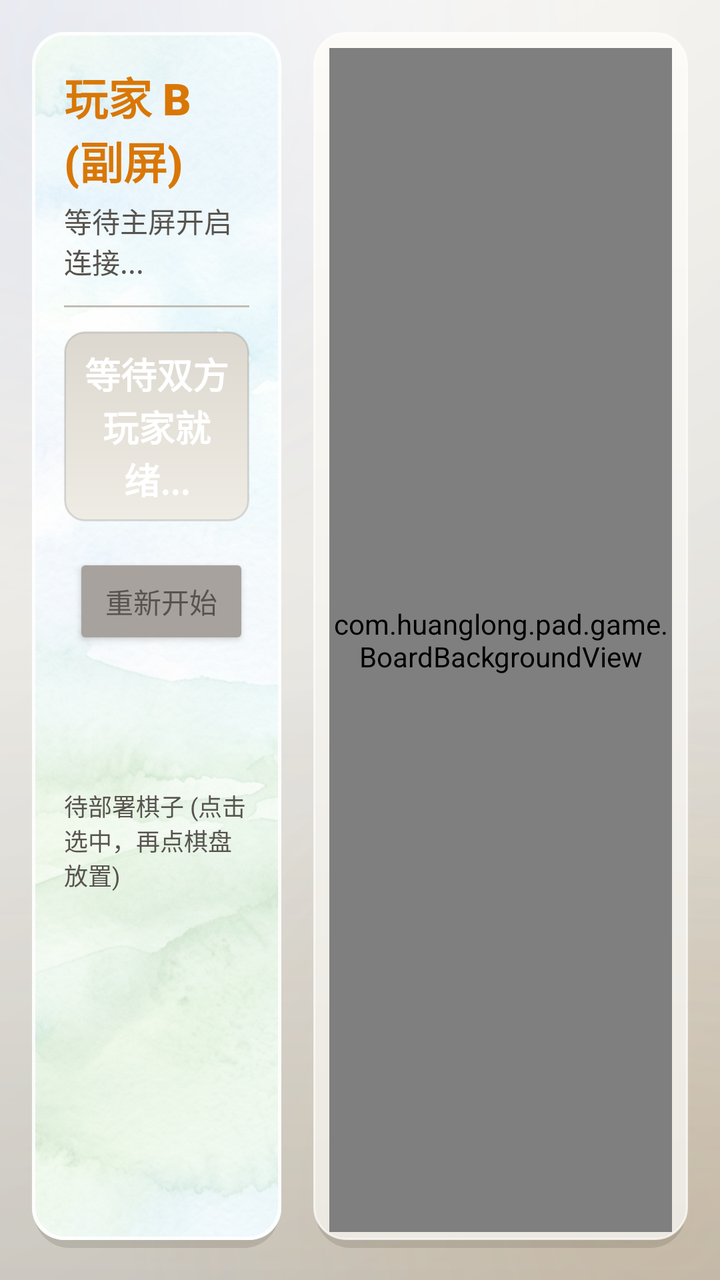
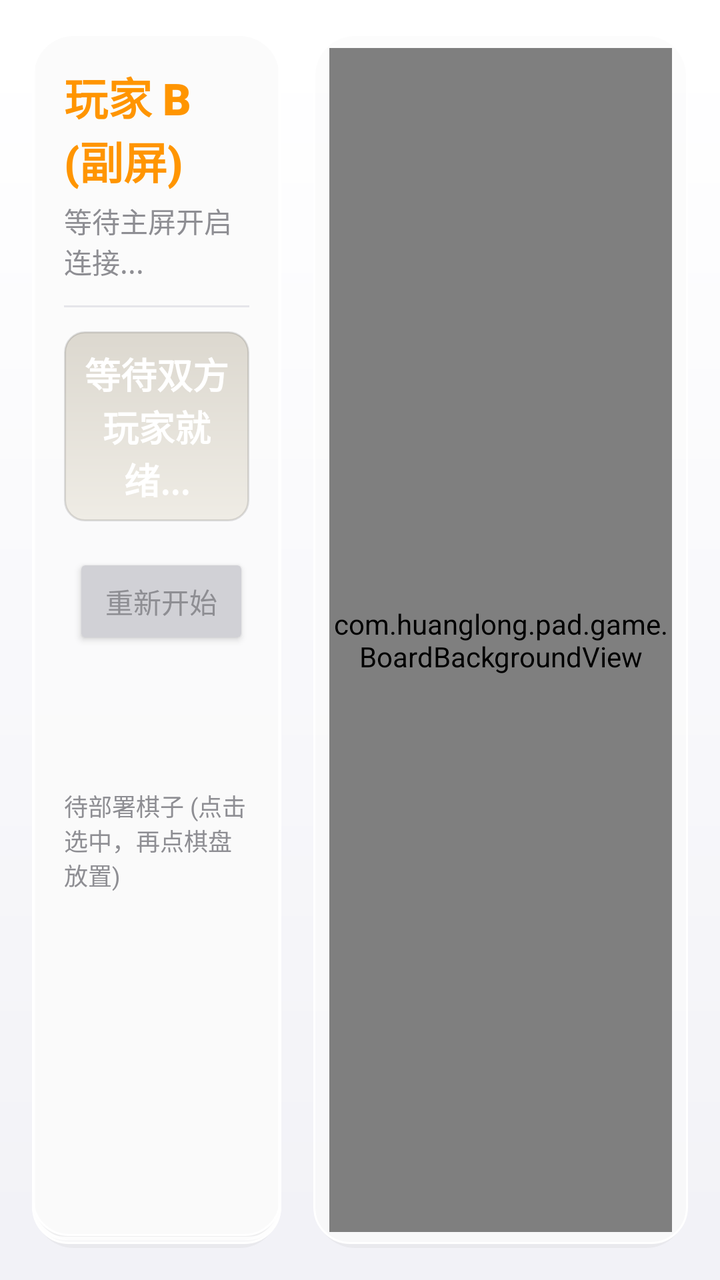

Screens rendered from an Android XML layout before and after an edit, with the pre-edit source and the edit as a unified diff.
<!-- AndroidManifest.xml: application theme Theme.DoubleScreenChess -->
<!-- res/layout/presentation_game.xml -->
<?xml version="1.0" encoding="utf-8"?>
<FrameLayout xmlns:android="http://schemas.android.com/apk/res/android"
    android:layout_width="match_parent"
    android:layout_height="match_parent"
    android:background="@drawable/app_window_bg">

    <LinearLayout
        android:layout_width="match_parent"
        android:layout_height="match_parent"
        android:orientation="horizontal"
        android:padding="16dp"
        >

        
        <FrameLayout
            android:layout_width="0dp"
            android:layout_height="match_parent"
            android:layout_weight="1"
            android:layout_marginEnd="16dp">

            <View
                android:layout_width="match_parent"
                android:layout_height="match_parent"
                android:background="@drawable/glass_panel_bg" />

            <androidx.cardview.widget.CardView
                xmlns:app="http://schemas.android.com/apk/res-auto"
                android:layout_width="match_parent"
                android:layout_height="match_parent"
                android:layout_marginBottom="4dp"
                app:cardCornerRadius="16dp"
                app:cardElevation="0dp"
                app:cardBackgroundColor="@android:color/transparent"
                app:cardPreventCornerOverlap="false"
                app:cardUseCompatPadding="false">

                <ImageView
                    android:layout_width="match_parent"
                    android:layout_height="match_parent"
                    android:src="@drawable/bg_fresh_landscape"
                    android:scaleType="centerCrop" />

                
                <View
                    android:layout_width="match_parent"
                    android:layout_height="match_parent"
                    android:background="#A6FFFFFF" />

                <LinearLayout
                    android:layout_width="match_parent"
                    android:layout_height="match_parent"
                    android:orientation="vertical"
                    android:padding="16dp">

            
            <TextView
                android:id="@+id/tv_role_title"
                android:layout_width="wrap_content"
                android:layout_height="wrap_content"
                android:text="@string/player_b_title"
                android:textColor="@color/color_b"
                android:textSize="22sp"
                android:fontFamily="sans-serif-black"
                android:textStyle="bold" />

            <TextView
                android:id="@+id/tv_status_text"
                android:layout_width="wrap_content"
                android:layout_height="wrap_content"
                android:layout_marginTop="4dp"
                android:text="等待主屏开启连接..."
                android:textColor="@color/text_secondary"
                android:textSize="14sp" />

            <View
                android:layout_width="match_parent"
                android:layout_height="1dp"
                android:layout_marginTop="12dp"
                android:layout_marginBottom="12dp"
                android:background="@color/border_color" />

            
            <TextView
                android:id="@+id/tv_turn_indicator"
                android:layout_width="match_parent"
                android:layout_height="wrap_content"
                android:text="等待双方玩家就绪..."
                android:textColor="@color/white"
                android:textSize="18sp"
                android:textStyle="bold"
                android:gravity="center"
                android:layout_marginBottom="16dp"
                android:padding="8dp"
                android:background="@drawable/turn_indicator_bg" />

            
            <LinearLayout
                android:layout_width="match_parent"
                android:layout_height="wrap_content"
                android:orientation="horizontal"
                android:layout_marginBottom="16dp">

                <Button
                    android:id="@+id/btn_auto_layout"
                    android:layout_width="0dp"
                    android:layout_height="wrap_content"
                    android:layout_weight="1"
                    android:text="@string/auto_layout_btn_text"
                    android:backgroundTint="@color/cell_railway"
                    android:textColor="@color/white" />

                <Button
                    android:id="@+id/btn_ready"
                    android:layout_width="0dp"
                    android:layout_height="wrap_content"
                    android:layout_weight="1.2"
                    android:text="@string/ready_btn_text"
                    android:backgroundTint="@color/color_b"
                    android:textColor="@color/black" />

                <Button
                    android:id="@+id/btn_reset"
                    android:layout_width="wrap_content"
                    android:layout_height="wrap_content"
                    android:text="@string/reset_btn_text"
                    android:backgroundTint="@color/cell_hq"
                    android:textColor="@color/text_secondary" />
            </LinearLayout>

            
            <TextView
                android:id="@+id/tv_tray_label"
                android:layout_width="wrap_content"
                android:layout_height="wrap_content"
                android:text="待部署棋子 (点击选中，再点棋盘放置)"
                android:textColor="@color/text_secondary"
                android:textSize="12sp"
                android:layout_marginBottom="8dp" />

            <androidx.recyclerview.widget.RecyclerView
                android:id="@+id/rv_piece_tray"
                android:layout_width="match_parent"
                android:layout_height="0dp"
                android:layout_weight="1"
                android:scrollbars="vertical" />

            
            <ScrollView
                android:id="@+id/sv_rules"
                android:layout_width="match_parent"
                android:layout_height="0dp"
                android:layout_weight="1"
                android:visibility="gone">

                <LinearLayout
                    android:layout_width="match_parent"
                    android:layout_height="wrap_content"
                    android:orientation="vertical">

                    <TextView
                        android:layout_width="wrap_content"
                        android:layout_height="wrap_content"
                        android:text="@string/rules_title"
                        android:textColor="@color/text_primary"
                        android:textSize="15sp"
                        android:textStyle="bold"
                        android:layout_marginBottom="8dp" />

                    <TextView
                        android:layout_width="match_parent"
                        android:layout_height="wrap_content"
                        android:text="@string/game_rules_text"
                        android:textColor="@color/text_primary"
                        android:textSize="14sp"
                        android:textStyle="bold"
                        android:lineSpacingExtra="5dp" />
                </LinearLayout>
            </ScrollView>
                </LinearLayout>
            </androidx.cardview.widget.CardView>

            
            <View
                android:layout_width="match_parent"
                android:layout_height="match_parent"
                android:background="@drawable/glass_stroke" />

        </FrameLayout>

        
        <FrameLayout
            android:layout_width="0dp"
            android:layout_height="match_parent"
            android:layout_weight="1.5"
            android:background="@drawable/glass_panel_bg"
            android:padding="8dp">

            <FrameLayout
                android:id="@+id/board_layout_wrapper"
                android:layout_width="match_parent"
                android:layout_height="match_parent"
                android:layout_gravity="center">

                
                <com.huanglong.pad.game.BoardBackgroundView
                    android:id="@+id/board_background_view"
                    android:layout_width="match_parent"
                    android:layout_height="match_parent" />

                
                <GridLayout
                    android:id="@+id/board_grid_layout"
                    android:layout_width="match_parent"
                    android:layout_height="match_parent"
                    android:rowCount="12"
                    android:columnCount="5"
                    android:orientation="horizontal" />
            </FrameLayout>
        </FrameLayout>
    </LinearLayout>

    
    <TextView
        android:id="@+id/tv_tip"
        android:layout_width="wrap_content"
        android:layout_height="wrap_content"
        android:layout_gravity="top|center_horizontal"
        android:layout_marginTop="75dp"
        
        android:background="@drawable/tip_toast_bg"
        android:paddingStart="20dp"
        android:paddingEnd="20dp"
        android:paddingTop="10dp"
        android:paddingBottom="10dp"
        android:textColor="@color/white"
        android:textSize="18sp"
        android:elevation="10dp"
        android:visibility="gone" />

    
    <FrameLayout
        android:id="@+id/battle_overlay"
        android:layout_width="match_parent"
        android:layout_height="match_parent"
        android:background="#B3000000"
        android:clickable="true"
        
        android:visibility="gone">

        <LinearLayout
            android:id="@+id/battle_card"
            android:layout_width="320dp"
            android:layout_height="wrap_content"
            android:layout_gravity="center"
            android:orientation="vertical"
            android:background="@drawable/glass_panel_bg"
            android:padding="24dp"
            android:gravity="center">

            <TextView
                android:layout_width="wrap_content"
                android:layout_height="wrap_content"
                android:text="@string/battle_vs_title"
                android:textColor="@color/text_primary"
                android:textSize="20sp"
                android:textStyle="bold"
                android:letterSpacing="1"
                android:layout_marginBottom="24dp" />

            <LinearLayout
                android:layout_width="match_parent"
                android:layout_height="120dp"
                android:orientation="horizontal"
                android:gravity="center"
                android:layout_marginBottom="24dp">

                <TextView
                    android:id="@+id/sub_fighter_self"
                    android:layout_width="80dp"
                    android:layout_height="match_parent"
                    android:gravity="center"
                    android:textSize="18sp"
                    android:textStyle="bold"
                    android:elevation="8dp" />

                <TextView
                    android:layout_width="wrap_content"
                    android:layout_height="wrap_content"
                    android:text="@string/vs_text"
                    android:textColor="@color/color_vs"
                    android:textSize="24sp"
                    android:textStyle="bold|italic"
                    android:layout_marginStart="20dp"
                    android:layout_marginEnd="20dp" />

                <TextView
                    android:id="@+id/sub_fighter_enemy"
                    android:layout_width="80dp"
                    android:layout_height="match_parent"
                    android:gravity="center"
                    android:textSize="18sp"
                    android:textStyle="bold"
                    android:elevation="8dp" />
            </LinearLayout>

            <TextView
                android:id="@+id/sub_battle_result_text"
                android:layout_width="match_parent"
                android:layout_height="wrap_content"
                android:gravity="center"
                android:text="正在进行战斗判定..."
                android:textColor="@color/text_primary"
                android:textSize="16sp"
                android:textStyle="bold"
                android:minLines="2" />
        </LinearLayout>
    </FrameLayout>
</FrameLayout>
<!-- resources referenced by this layout -->
<resources>
  <color name="black">#000000</color>
  <color name="border_color">#C1BDB5</color>
  <color name="cell_hq">#A8A29E</color>
  <color name="cell_railway">#8A8276</color>
  <color name="color_b">#D97706</color>
  <color name="color_vs">#BE123C</color>
  <color name="text_primary">#292524</color>
  <color name="text_secondary">#57534E</color>
  <color name="white">#FFFFFF</color>
  <!-- drawable app_window_bg (drawable) -->
  <?xml version="1.0" encoding="utf-8"?>
  <layer-list xmlns:android="http://schemas.android.com/apk/res/android">
  
      
      <item>
          <shape android:shape="rectangle">
              <gradient
                  android:angle="315"
                  android:startColor="#F8F6F1"
                  android:centerColor="#E8E6E1"
                  android:endColor="#D5D1C8" />
          </shape>
      </item>
  
      
      <item>
          <shape android:shape="rectangle">
              <gradient
                  android:type="radial"
                  android:centerX="0.1"
                  android:centerY="0.05"
                  android:gradientRadius="75%p"
                  android:startColor="#1A1D4ED8"
                  android:endColor="#001D4ED8" />
          </shape>
      </item>
      <item>
          <shape android:shape="rectangle">
              <gradient
                  android:type="radial"
                  android:centerX="0.92"
                  android:centerY="0.95"
                  android:gradientRadius="75%p"
                  android:startColor="#1AD97706"
                  android:endColor="#00D97706" />
          </shape>
      </item>
  
      
      <item>
          <shape android:shape="rectangle">
              <gradient
                  android:type="radial"
                  android:centerX="0.5"
                  android:centerY="0"
                  android:gradientRadius="110%p"
                  android:startColor="#80FFFFFF"
                  android:centerColor="#26FFFFFF"
                  android:endColor="#00FFFFFF" />
          </shape>
      </item>
  
      
      <item>
          <shape android:shape="rectangle">
              <gradient
                  android:angle="90"
                  android:startColor="#1F4A4337"
                  android:centerColor="#00000000"
                  android:endColor="#00000000" />
          </shape>
      </item>
  </layer-list>
  <!-- drawable bg_fresh_landscape: png bitmap (drawable-nodpi, 755122 bytes) -->
  <!-- drawable glass_panel_bg (drawable) -->
  <?xml version="1.0" encoding="utf-8"?>
  <layer-list xmlns:android="http://schemas.android.com/apk/res/android">
  
      
      <item android:top="4dp" android:left="1dp" android:right="1dp">
          <shape android:shape="rectangle">
              <solid android:color="#2E55493A" />
              <corners android:radius="18dp" />
          </shape>
      </item>
  
      
      <item android:bottom="4dp">
          <shape android:shape="rectangle">
              <gradient
                  android:angle="270"
                  android:startColor="#FCFBF8"
                  android:endColor="#ECE9E2" />
              <corners android:radius="16dp" />
              <stroke android:width="1dp" android:color="#B3FFFFFF" />
          </shape>
      </item>
  </layer-list>
  <string name="auto_layout_btn_text">一键布阵</string>
  <string name="battle_vs_title">战局裁决</string>
  <string name="player_b_title">玩家 B (副屏)</string>
  <string name="ready_btn_text">完成布阵</string>
  <string name="reset_btn_text">重新开始</string>
  <string name="rules_title">📖 游戏规则</string>
  <string name="vs_text">VS</string>
  <color name="color_a">#1D4ED8</color>
  <color name="color_a_glow">#60A5FA</color>
  <color name="color_b_glow">#FBBF24</color>
  <color name="bg_dark">#E8E6E1</color>
  <!-- unchanged entries left out for length: 5 -->
</resources>

<!-- the commit's change to res/layout/presentation_game.xml (unified diff, before → after) -->
@@ -34,17 +34,10 @@
                 app:cardPreventCornerOverlap="false"
                 app:cardUseCompatPadding="false">
 
-                <ImageView
-                    android:layout_width="match_parent"
-                    android:layout_height="match_parent"
-                    android:src="@drawable/bg_fresh_landscape"
-                    android:scaleType="centerCrop" />
-
-                
                 <View
                     android:layout_width="match_parent"
                     android:layout_height="match_parent"
-                    android:background="#A6FFFFFF" />
+                    android:background="@drawable/glass_panel_bg" />
 
                 <LinearLayout
                     android:layout_width="match_parent"
<!-- resource entries referenced after the edit -->
@@ -1,13 +1,13 @@
 <!-- resources referenced by this layout -->
 <resources>
   <color name="black">#000000</color>
-  <color name="border_color">#C1BDB5</color>
-  <color name="cell_hq">#A8A29E</color>
-  <color name="cell_railway">#8A8276</color>
-  <color name="color_b">#D97706</color>
-  <color name="color_vs">#BE123C</color>
-  <color name="text_primary">#292524</color>
-  <color name="text_secondary">#57534E</color>
+  <color name="border_color">#E5E5EA</color>
+  <color name="cell_hq">#D1D1D6</color>
+  <color name="cell_railway">#C7C7CC</color>
+  <color name="color_b">#FF9500</color>
+  <color name="color_vs">#FF3B30</color>
+  <color name="text_primary">#1C1C1E</color>
+  <color name="text_secondary">#8E8E93</color>
   <color name="white">#FFFFFF</color>
   <!-- drawable app_window_bg (drawable) -->
   <?xml version="1.0" encoding="utf-8"?>
@@ -16,11 +16,7 @@
       
       <item>
           <shape android:shape="rectangle">
-              <gradient
-                  android:angle="315"
-                  android:startColor="#F8F6F1"
-                  android:centerColor="#E8E6E1"
-                  android:endColor="#D5D1C8" />
+              <solid android:color="#F2F2F7" />
           </shape>
       </item>
   
@@ -28,73 +24,30 @@
       <item>
           <shape android:shape="rectangle">
               <gradient
-                  android:type="radial"
-                  android:centerX="0.1"
-                  android:centerY="0.05"
-                  android:gradientRadius="75%p"
-                  android:startColor="#1A1D4ED8"
-                  android:endColor="#001D4ED8" />
-          </shape>
-      </item>
-      <item>
-          <shape android:shape="rectangle">
-              <gradient
-                  android:type="radial"
-                  android:centerX="0.92"
-                  android:centerY="0.95"
-                  android:gradientRadius="75%p"
-                  android:startColor="#1AD97706"
-                  android:endColor="#00D97706" />
-          </shape>
-      </item>
-  
-      
-      <item>
-          <shape android:shape="rectangle">
-              <gradient
-                  android:type="radial"
-                  android:centerX="0.5"
-                  android:centerY="0"
-                  android:gradientRadius="110%p"
-                  android:startColor="#80FFFFFF"
-                  android:centerColor="#26FFFFFF"
+                  android:angle="270"
+                  android:startColor="#FFFFFF"
                   android:endColor="#00FFFFFF" />
           </shape>
       </item>
-  
-      
-      <item>
-          <shape android:shape="rectangle">
-              <gradient
-                  android:angle="90"
-                  android:startColor="#1F4A4337"
-                  android:centerColor="#00000000"
-                  android:endColor="#00000000" />
-          </shape>
-      </item>
   </layer-list>
-  <!-- drawable bg_fresh_landscape: png bitmap (drawable-nodpi, 755122 bytes) -->
   <!-- drawable glass_panel_bg (drawable) -->
   <?xml version="1.0" encoding="utf-8"?>
   <layer-list xmlns:android="http://schemas.android.com/apk/res/android">
   
       
-      <item android:top="4dp" android:left="1dp" android:right="1dp">
+      <item android:top="2dp" android:left="1dp" android:right="1dp">
           <shape android:shape="rectangle">
-              <solid android:color="#2E55493A" />
-              <corners android:radius="18dp" />
+              <solid android:color="#0A000000" />
+              <corners android:radius="20dp" />
           </shape>
       </item>
   
       
-      <item android:bottom="4dp">
+      <item android:bottom="2dp">
           <shape android:shape="rectangle">
-              <gradient
-                  android:angle="270"
-                  android:startColor="#FCFBF8"
-                  android:endColor="#ECE9E2" />
-              <corners android:radius="16dp" />
-              <stroke android:width="1dp" android:color="#B3FFFFFF" />
+              <solid android:color="#B3FFFFFF" />
+              <corners android:radius="18dp" />
+              <stroke android:width="1dp" android:color="#FFFFFF" />
           </shape>
       </item>
   </layer-list>
@@ -105,10 +58,10 @@
   <string name="reset_btn_text">重新开始</string>
   <string name="rules_title">📖 游戏规则</string>
   <string name="vs_text">VS</string>
-  <color name="color_a">#1D4ED8</color>
-  <color name="color_a_glow">#60A5FA</color>
-  <color name="color_b_glow">#FBBF24</color>
-  <color name="bg_dark">#E8E6E1</color>
+  <color name="color_a">#007AFF</color>
+  <color name="color_a_glow">#34C759</color>
+  <color name="color_b_glow">#FFCC00</color>
+  <color name="bg_dark">#F2F2F7</color>
   <!-- unchanged entries left out for length: 5 -->
 </resources>
 
